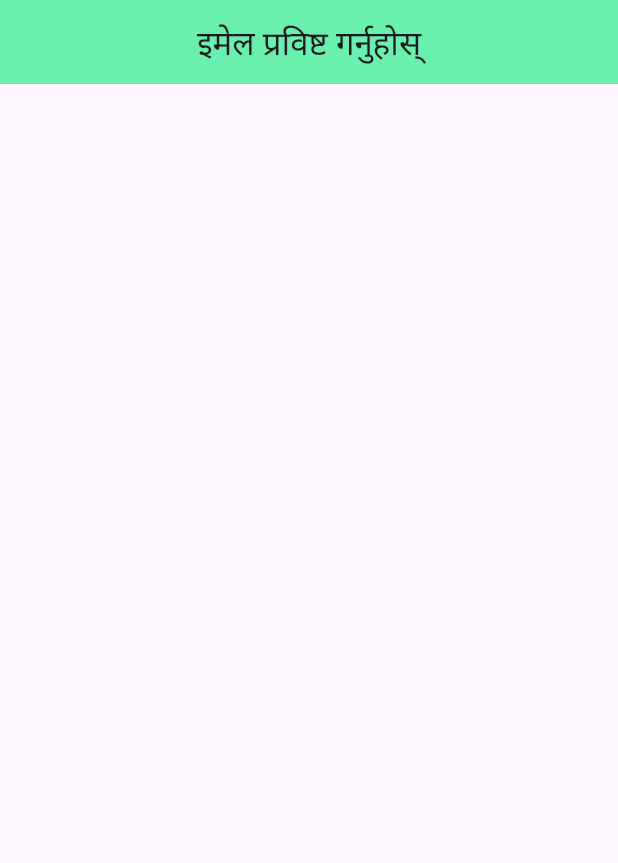
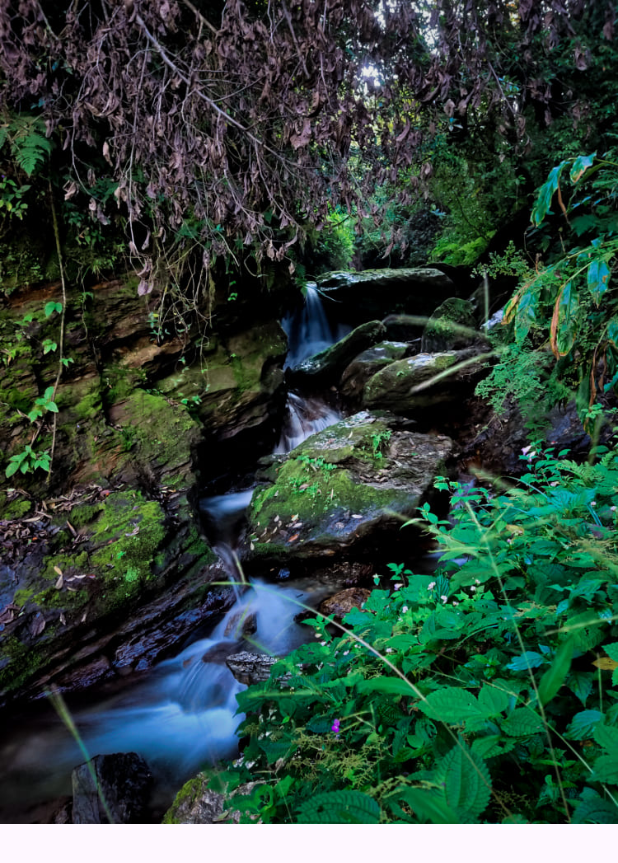
Before and after one commit to sabin79/Mvvm_using_Getx, a Flutter app: the screen it shows after launch, on a phone screen of 412 x 824 dp. Shown: the top 863 px of the screen. Run offline on Flutter 3.47's test engine with Material 3 defaults, Android fonts, the phone set to English and light mode, and no system bars; our stand-ins replace fluttertoast, get.

Commit message:
assects and fonts

```diff
--- a/lib/main.dart
+++ b/lib/main.dart
@@ -19,7 +19,7 @@ class MyApp extends StatelessWidget {
       debugShowCheckedModeBanner: false,
       title: 'Flutter Demo',
       translations: Languages(),
-      locale: const Locale('np', 'NP'),
+      locale: const Locale('en', 'US'),
       fallbackLocale: const Locale('en', 'US'),
       theme: ThemeData(
         colorScheme: ColorScheme.fromSeed(seedColor: Colors.deepPurple),
--- /dev/null
+++ b/lib/resources/routes/assects/image_assects.dart
@@ -0,0 +1,3 @@
+class ImageAssects {
+  static String splashScreen = 'assects/images/splash.jpg';
+}
--- a/lib/resources/routes/getx_localization/languages.dart
+++ b/lib/resources/routes/getx_localization/languages.dart
@@ -7,7 +7,7 @@ class Languages extends Translations {
           'email_hint': 'Enter Email',
         },
         'np_NP': {
-          'email_hint': 'इमेल प्रविष्ट गर्नुहोस्',
+          'email_hint': 'इमेल प्रष्ट गर्नुहोस्',
         },
       };
 }
--- a/lib/view/splash_screen.dart
+++ b/lib/view/splash_screen.dart
@@ -1,5 +1,6 @@
 import 'package:flutter/material.dart';
 import 'package:get/get.dart';
+import 'package:getx_mvvm/resources/routes/assects/image_assects.dart';
 
 class SplashScreen extends StatefulWidget {
   const SplashScreen({super.key});
@@ -12,11 +13,7 @@ class _SplashScreenState extends State<SplashScreen> {
   @override
   Widget build(BuildContext context) {
     return Scaffold(
-      appBar: AppBar(
-        title: Text('email_hint'.tr),
-        centerTitle: true,
-        backgroundColor: Colors.greenAccent,
-      ),
+      body: Image(image: AssetImage(ImageAssects.splashScreen)),
     );
   }
 }
```
Also changed, not shown: pubspec.yaml (+4 -3 lines), assects/images/splash.jpg (added).
